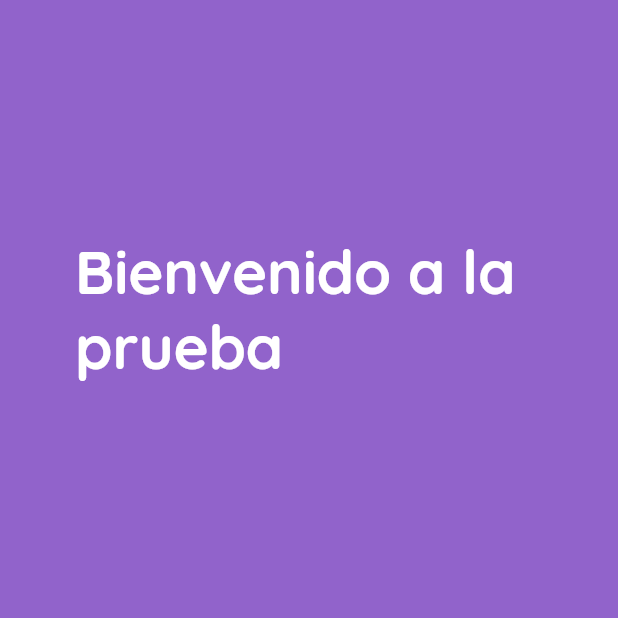
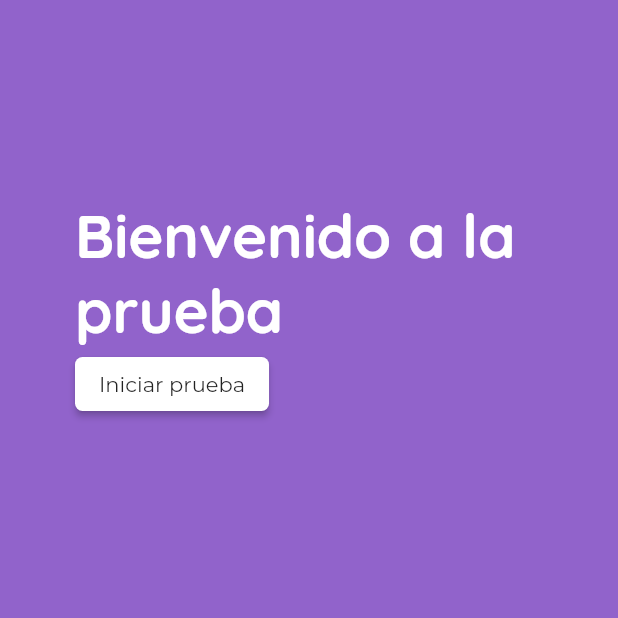
Before and after one commit to JuanFerr1098/ProyectoIntegrador1, a Flutter app: the PruebaHome screen opened by its route, on a phone screen of 412 x 824 dp, the top half of it. Run offline on Flutter 3.47's test engine with Material 2 defaults, Android fonts, the phone set to English and light mode, and no system bars; our stand-ins replace carousel_slider, cloud_firestore, firebase_auth, firebase_core, fluttertoast, shared_preferences and 1 more; accounts and stored records are empty; network calls fail; project files that could hold a hidden picture were left out.

Commit message:
Se agrega la vista de la prueba y se actualizan dependencias

```diff
--- a/newtonapp/lib/main.dart
+++ b/newtonapp/lib/main.dart
@@ -1,5 +1,4 @@
 import 'package:flutter/material.dart';
-import 'package:flutter/widgets.dart';
 import 'package:newtonapp/pages/aprendizaje/aprendizaje.dart';
 import 'package:newtonapp/pages/aprendizaje/aprendizaje_multi.dart';
 import 'package:newtonapp/pages/aprendizaje/aprendizaje_resta.dart';
@@ -21,12 +20,12 @@ import 'package:newtonapp/pages/perfil/perfil_page.dart';
 import 'package:newtonapp/pages/auth/register_page.dart';
 import 'package:newtonapp/pages/auth/signin_page.dart';
 import 'package:newtonapp/pages/aprendizaje/suma/suma_truco1.dart';
+import 'package:newtonapp/pages/prueba/prueba_preguntas.dart';
 import 'package:newtonapp/pages/retos/tipo_reto.dart';
 import 'package:newtonapp/pages/splashscreen.dart';
 import 'package:newtonapp/shared/acerca_de.dart';
 import 'package:newtonapp/shared/coming_soon.dart';
-import 'package:newtonapp/pages/prueba/pruebaHome.dart';
-
+import 'package:newtonapp/pages/prueba/prueba_home.dart';
 
 Future<void> main() async {
   WidgetsFlutterBinding.ensureInitialized();
@@ -72,7 +71,8 @@ class MyApp extends StatelessWidget {
           'acercaDe': (_) => const AcercaDe(),
           'ComingSoon': (_) => const ComingSoon(),
           'comentarios': (_) => Comentarios(),
-          'prueba': (_) => PruebaHome(),
+          'prueba': (_) => const PruebaHome(),
+          'pruebapreguntas': (_) => const PruebasZone(),
         });
   }
 }
--- a/newtonapp/lib/pages/auth/signin_page.dart
+++ b/newtonapp/lib/pages/auth/signin_page.dart
@@ -84,7 +84,6 @@ class _SignInPageState extends State<SignInPage> {
 
   Widget botonIngresar(context) {
     return Container(
-
         //Boton para ir al Registro de la App
         padding: const EdgeInsets.all(10),
         alignment: Alignment.center,
--- a/newtonapp/lib/pages/prueba/pruebaHome.dart
+++ /dev/null
@@ -1,54 +0,0 @@
-import 'package:flutter/material.dart';
-import 'package:flutter/services.dart';
-import 'package:flutter/widgets.dart';
-//import 'package:flutter/src/material/colors.dart';
-
-class PruebaHome extends StatelessWidget {
-  final String title = 'PruebaHome';
-  const PruebaHome({Key? key}) : super(key: key);
-
-  @override
-  Widget build(BuildContext context) {
-    SystemChrome.setPreferredOrientations(
-        [DeviceOrientation.portraitDown, DeviceOrientation.portraitUp]);
-    return Scaffold(
-      backgroundColor: const Color.fromRGBO( 145, 99, 203, 1),//Fondo de la pantalla
-      body: SizedBox(
-        width: double.infinity,
-        height: double.infinity,
-        child: Column(
-          //crossAxisAlignment: CrossAxisAlignment.center,
-          //mainAxisAlignment: MainAxisAlignment.center,
-          children: <Widget>[
-titulo(context,)
-          ],
-        ),
-      ),
-    );
-  }
-}
-
-  Widget titulo(context) {
-    return Container(
-      //color: Colors.amber[600],
-      width: double.infinity,
-      height: MediaQuery.of(context).size.height * .5,
-      padding: const EdgeInsets.all(50),
-
-      child: Column(
-          mainAxisAlignment: MainAxisAlignment.center,
-          crossAxisAlignment: CrossAxisAlignment.start,
-          children: const <Widget>[
-            Text(
-              'Bienvenido a la prueba',
-              style: TextStyle(
-                color: Colors.white,
-                //color: Colors.white,
-                fontFamily: 'QBold',
-                fontWeight: FontWeight.bold,
-                fontSize: 40.0,
-              ),
-            ),
-          ]),
-    );
-  }
--- /dev/null
+++ b/newtonapp/lib/pages/prueba/prueba_home.dart
@@ -0,0 +1,70 @@
+import 'package:flutter/material.dart';
+import 'package:flutter/services.dart';
+import 'package:flutter/widgets.dart';
+//import 'package:flutter/src/material/colors.dart';
+
+class PruebaHome extends StatelessWidget {
+  final String title = 'PruebaHome';
+  const PruebaHome({Key? key}) : super(key: key);
+
+  @override
+  Widget build(BuildContext context) {
+    SystemChrome.setPreferredOrientations(
+        [DeviceOrientation.portraitDown, DeviceOrientation.portraitUp]);
+    return Scaffold(
+      backgroundColor:
+          const Color.fromRGBO(145, 99, 203, 1), //Fondo de la pantalla
+      body: SizedBox(
+        width: double.infinity,
+        height: double.infinity,
+        child: Column(
+          //crossAxisAlignment: CrossAxisAlignment.center,
+          //mainAxisAlignment: MainAxisAlignment.center,
+          children: <Widget>[
+            titulo(
+              context,
+            )
+          ],
+        ),
+      ),
+    );
+  }
+}
+
+Widget titulo(context) {
+  return Container(
+    //color: Colors.amber[600],
+    width: double.infinity,
+    height: MediaQuery.of(context).size.height * .5,
+    padding: const EdgeInsets.all(50),
+
+    child: Column(
+        mainAxisAlignment: MainAxisAlignment.center,
+        crossAxisAlignment: CrossAxisAlignment.start,
+        children: <Widget>[
+          const Text(
+            'Bienvenido a la prueba',
+            style: TextStyle(
+              color: Colors.white,
+              //color: Colors.white,
+              fontFamily: 'QBold',
+              fontWeight: FontWeight.bold,
+              fontSize: 40.0,
+            ),
+          ),
+          MaterialButton(
+          color: Colors.white,
+            shape: RoundedRectangleBorder(
+              borderRadius: BorderRadius.circular(5.0),
+            ),
+            onPressed: () {
+            Navigator.of(context).pushNamed('pruebapreguntas');
+            },
+            child: const Text(
+              "Iniciar prueba",
+
+            ),
+          )
+        ]),
+  );
+}
```
Also changed, not shown: newtonapp/assets/preguntas/preguntas.json (added, +72 -0 lines), newtonapp/lib/pages/prueba/prueba_preguntas.dart (added, +234 -0 lines), newtonapp/lib/providers/prueba_provider.dart (added, +13 -0 lines), newtonapp/pubspec.lock, 2 other files.
